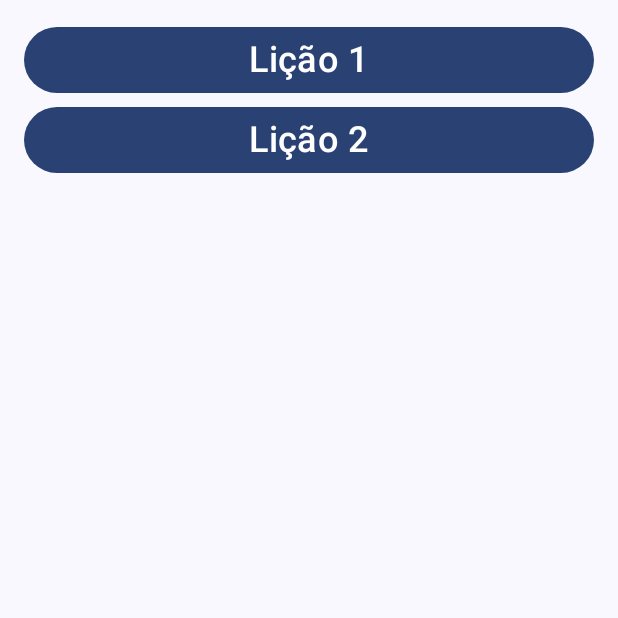
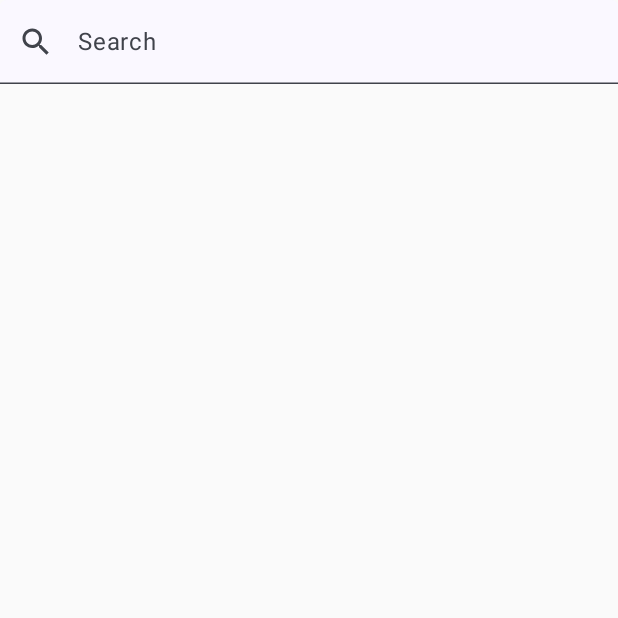
Before and after one commit to Jehsbatista/jetpack-compose, an Android app built with Jetpack Compose: the screen it shows after launch (MainActivity), on a phone screen of 412 x 824 dp, the top half of it. Run offline under Robolectric (Android 15) with nearby library versions, the phone set to English and light mode, and no system bars.

Commit message:
criando search e adicionando preview

```diff
--- a/Compose/app/src/main/java/com/example/basiccodelabcompose/MainActivity.kt
+++ b/Compose/app/src/main/java/com/example/basiccodelabcompose/MainActivity.kt
@@ -25,7 +25,7 @@ import androidx.compose.ui.tooling.preview.Preview
 import androidx.compose.ui.unit.dp
 import androidx.compose.ui.unit.sp
 import com.example.basiccodelabcompose.lessons.FirstLesson
-import com.example.basiccodelabcompose.lessons.SecondLesson
+import com.example.basiccodelabcompose.lessons.SearchBar
 
 const val LESSON_ONE = "Lição 1"
 const val LESSON_TWO = "Lição 2"
@@ -36,7 +36,8 @@ class MainActivity : ComponentActivity() {
         super.onCreate(savedInstanceState)
         setContent {
             BasicsCodelabTheme {
-                MyApp(modifier = Modifier.fillMaxSize())
+//               MyApp(modifier = Modifier.fillMaxSize())
+                SearchBar()
             }
         }
     }
@@ -50,7 +51,7 @@ fun MyApp(modifier: Modifier = Modifier) {
 
         when (state) {
             LESSON_ONE -> FirstLesson()
-            LESSON_TWO -> SecondLesson()
+//            LESSON_TWO -> SecondLesson()
             else -> {
                 Column(
                     modifier = Modifier
--- a/Compose/app/src/main/java/com/example/basiccodelabcompose/lessons/SecondLesson.kt
+++ b/Compose/app/src/main/java/com/example/basiccodelabcompose/lessons/SecondLesson.kt
@@ -1,8 +1,52 @@
 package com.example.basiccodelabcompose.lessons
 
+import BasicsCodelabTheme
+import androidx.compose.foundation.layout.fillMaxWidth
+import androidx.compose.foundation.layout.heightIn
+import androidx.compose.material.icons.Icons
+import androidx.compose.material.icons.filled.Search
+import androidx.compose.material3.Icon
+import androidx.compose.material3.MaterialTheme
+import androidx.compose.material3.Text
+import androidx.compose.material3.TextField
+import androidx.compose.material3.TextFieldDefaults
 import androidx.compose.runtime.Composable
+import androidx.compose.ui.Modifier
+import androidx.compose.ui.res.stringResource
+import androidx.compose.ui.tooling.preview.Preview
+import androidx.compose.ui.unit.dp
+import com.example.basicscodelab.R
 
 @Composable
-fun SecondLesson(){
+fun SearchBar(
+    modifier: Modifier = Modifier
+) {
+    TextField(
+        value = "",
+        onValueChange = {},
+        leadingIcon = {
+            Icon(
+                imageVector = Icons.Default.Search,
+                contentDescription = null
+            )
+        },
+        colors = TextFieldDefaults.colors(
+            unfocusedContainerColor = MaterialTheme.colorScheme.surface,
+            focusedContainerColor = MaterialTheme.colorScheme.surface
+        ),
+        placeholder = {
+            Text(stringResource(R.string.search))
+        },
+        modifier = modifier
+            .fillMaxWidth()
+            .heightIn(min = 56.dp)
+    )
+}
 
+@Preview
+@Composable
+fun SearchPreview() {
+    BasicsCodelabTheme {
+        SearchBar()
+    }
 }
--- a/Compose/app/src/main/res/values/strings.xml
+++ b/Compose/app/src/main/res/values/strings.xml
@@ -2,4 +2,5 @@
     <string name="app_name">Basics Codelab</string>
     <string name="show_less">Basics Codelab</string>
     <string name="show_more">Basics Codelab</string>
+    <string name="search">Search</string>
 </resources>
```
